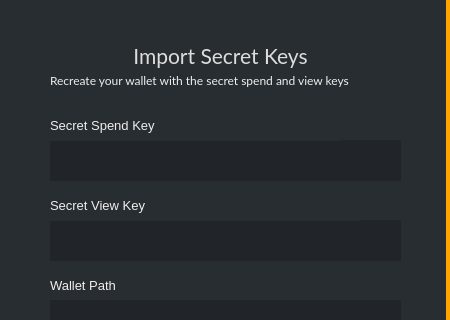
Old version of the form src/gui/ui/importsecretkeys.ui in the repository ConcealNetwork/conceal-desktop; both pictures show x 0 to 450 and y 0 to 320 of the 450 by 550 pixel window.
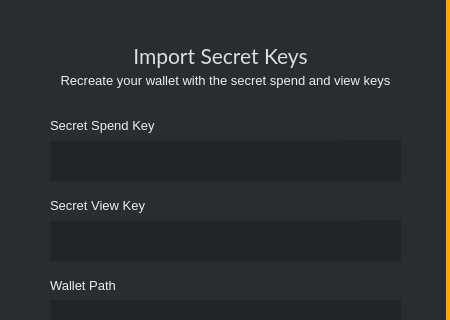
New version of the form.

Commit message: set font size and center

Diff of the .ui file:
```diff
--- a/src/gui/ui/importsecretkeys.ui
+++ b/src/gui/ui/importsecretkeys.ui
@@ -293,17 +293,18 @@
     </property>
     <property name="font">
      <font>
-      <family>Lato</family>
-      <pointsize>9</pointsize>
+      <pointsize>-1</pointsize>
      </font>
     </property>
     <property name="styleSheet">
-     <string notr="true">color: #eee;
-border-right: 0px;</string>
+     <string notr="true">color: #eee;border-right: 0px;font-size: 13px;</string>
     </property>
     <property name="text">
      <string>Recreate your wallet with the secret spend and view keys</string>
     </property>
+    <property name="alignment">
+     <set>Qt::AlignCenter</set>
+    </property>
    </widget>
   </widget>
  </widget>
```
